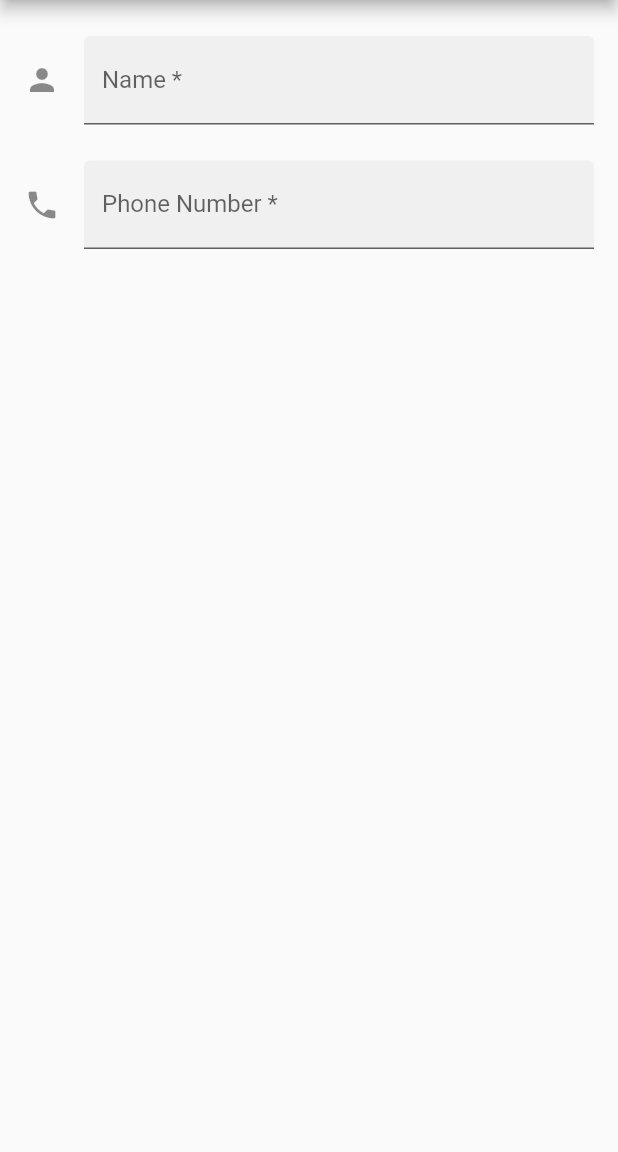
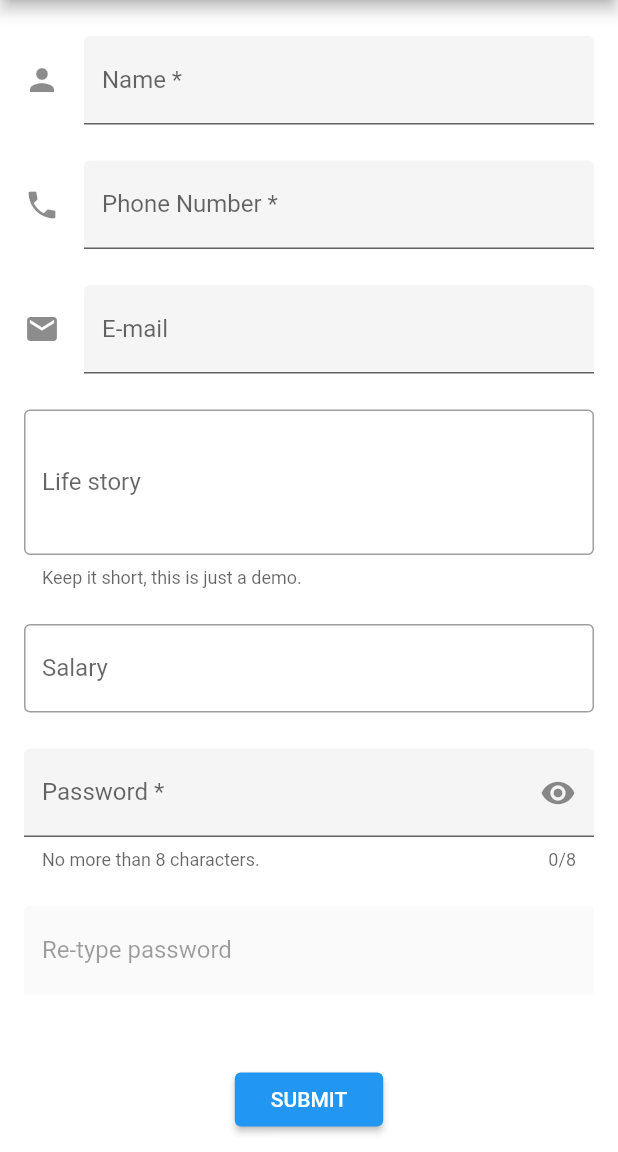
Before and after one commit to cv0cv0/text_form, a Flutter app: the screen it shows after launch, on a phone screen of 412 x 824 dp, the part 84-1236 px from its top. Run offline on Flutter 3.47's test engine with Material 2 defaults, Android fonts, the phone set to English and light mode, and no system bars.

Commit message:
first commit

```diff
--- a/lib/home_page.dart
+++ b/lib/home_page.dart
@@ -2,6 +2,7 @@ import 'dart:async';
 
 import 'package:flutter/material.dart';
 import 'package:flutter/services.dart';
+import 'package:text_form/password_field.dart';
 import 'package:text_form/person.dart';
 import 'package:text_form/phone_number_formatter.dart';
 
@@ -16,12 +17,14 @@ class _HomePageState extends State<HomePage> {
   bool _autovalidate = false;
   bool _formWasEdited = false;
 
+  final _scaffoldKey = GlobalKey<ScaffoldState>();
   final _formKey = GlobalKey<FormState>();
   final _passwordFieldKey = GlobalKey<FormFieldState<String>>();
   final _phoneNumberFormatter = UsPhoneNumberFormatter();
 
   @override
   Widget build(BuildContext context) => Scaffold(
+        key: _scaffoldKey,
         appBar: AppBar(
           title: Text('Text fields'),
         ),
@@ -53,7 +56,7 @@ class _HomePageState extends State<HomePage> {
                     validator: _validatePhoneNumber,
                     onSaved: (value) => person.phoneNumber = value,
                     keyboardType: TextInputType.phone,
-                    inputFormatters: <TextInputFormatter> [
+                    inputFormatters: <TextInputFormatter>[
                       WhitelistingTextInputFormatter.digitsOnly,
                       _phoneNumberFormatter,
                     ],
@@ -64,6 +67,72 @@ class _HomePageState extends State<HomePage> {
                       labelText: 'Phone Number *',
                       prefixText: '+1',
                     ),
+                  ),
+                  SizedBox(height: 24.0),
+                  TextFormField(
+                    onSaved: (value) => person.email = value,
+                    keyboardType: TextInputType.emailAddress,
+                    decoration: InputDecoration(
+                      filled: true,
+                      icon: Icon(Icons.email),
+                      hintText: 'Your email address',
+                      labelText: 'E-mail',
+                    ),
+                  ),
+                  SizedBox(height: 24.0),
+                  TextFormField(
+                    maxLines: 3,
+                    decoration: InputDecoration(
+                      border: OutlineInputBorder(),
+                      hintText: 'Tell us about yourself',
+                      helperText: 'Keep it short, this is just a demo.',
+                      labelText: 'Life story',
+                    ),
+                  ),
+                  SizedBox(height: 24.0),
+                  TextFormField(
+                    maxLines: 1,
+                    keyboardType: TextInputType.number,
+                    decoration: InputDecoration(
+                      border: OutlineInputBorder(),
+                      labelText: 'Salary',
+                      prefixText: '\$',
+                      suffixText: 'USD',
+                      suffixStyle: TextStyle(color: Colors.green),
+                    ),
+                  ),
+                  SizedBox(height: 24.0),
+                  PasswordField(
+                    fieldKey: _passwordFieldKey,
+                    labelText: 'Password *',
+                    helperText: 'No more than 8 characters.',
+                    onFieldSubmitted: (value) => setState(() {
+                          person.password = value;
+                        }),
+                  ),
+                  SizedBox(height: 24.0),
+                  TextFormField(
+                    enabled:
+                        person.password != null && person.password.isNotEmpty,
+                    maxLength: 8,
+                    obscureText: true,
+                    validator: _validatePassword,
+                    decoration: InputDecoration(
+                      filled: true,
+                      labelText: 'Re-type password',
+                    ),
+                  ),
+                  SizedBox(height: 24.0),
+                  Center(
+                    child: RaisedButton(
+                      child: Text('SUBMIT'),
+                      onPressed: _handleSubmitted,
+                    ),
+                  ),
+                  SizedBox(height: 24.0),
+                  Text(
+                    '* indicates required field',
+                    style: Theme.of(context).textTheme.caption,
                   ),
                   SizedBox(height: 24.0),
                 ],
@@ -79,6 +148,7 @@ class _HomePageState extends State<HomePage> {
       _autovalidate = true;
       showSnackBar('Please fix the errors in red before submitting.');
     } else {
+      form.save();
       showSnackBar('${person.name}\'s phone number is ${person.phoneNumber}');
     }
   }
@@ -130,8 +200,8 @@ class _HomePageState extends State<HomePage> {
   }
 
   void showSnackBar(String value) {
-    Scaffold.of(context).showSnackBar(SnackBar(
-          content: Text(value),
-        ));
+    _scaffoldKey.currentState.showSnackBar(SnackBar(
+      content: Text(value),
+    ));
   }
 }
--- a/lib/main.dart
+++ b/lib/main.dart
@@ -8,7 +8,12 @@ class App extends StatelessWidget {
   Widget build(BuildContext context) => MaterialApp(
         title: 'Text fields',
         theme: ThemeData(
-          primaryColor: Color(0xff0175c2),
+          primaryColor: Color(0xFF0175C2),
+          canvasColor: Colors.white,
+          buttonColor: Color(0xFF0175C2),
+          buttonTheme: ButtonThemeData(
+            textTheme: ButtonTextTheme.primary,
+          ),
         ),
         home: HomePage(),
       );
--- a/lib/password_field.dart
+++ b/lib/password_field.dart
@@ -2,6 +2,7 @@ import 'package:flutter/material.dart';
 
 class PasswordField extends StatefulWidget {
   const PasswordField({
+    this.fieldKey,
     this.hintText,
     this.labelText,
     this.helperText,
@@ -10,6 +11,7 @@ class PasswordField extends StatefulWidget {
     this.onFieldSubmitted,
   });
 
+  final Key fieldKey;
   final String hintText;
   final String labelText;
   final String helperText;
@@ -26,10 +28,11 @@ class _PasswordFieldState extends State<PasswordField> {
 
   @override
   Widget build(BuildContext context) => TextFormField(
+        key: widget.fieldKey,
         obscureText: _obscureText,
         maxLength: 8,
+        validator: widget.validator,
         onSaved: widget.onSaved,
-        validator: widget.validator,
         onFieldSubmitted: widget.onFieldSubmitted,
         decoration: InputDecoration(
           filled: true,
```
